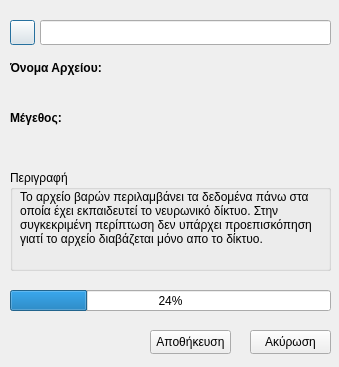
Before: the Qt Designer form weightsfiledialog.ui in Felfired/Argus, drawn with Qt 5.
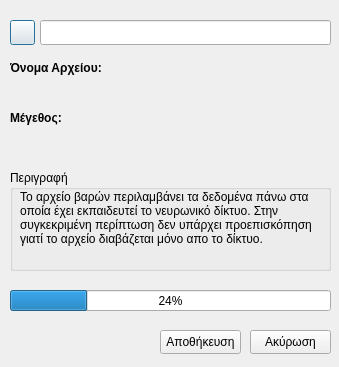
After: the same form once the commit is applied. Icons and pictures are not drawn.

```diff
--- a/weightsfiledialog.ui
+++ b/weightsfiledialog.ui
@@ -69,7 +69,7 @@
   <widget class="QPushButton" name="applyButton">
    <property name="geometry">
     <rect>
-     <x>150</x>
+     <x>160</x>
      <y>330</y>
      <width>81</width>
      <height>24</height>
```
Left out of the diff: 2 changed lines with no effect on the pictures.
